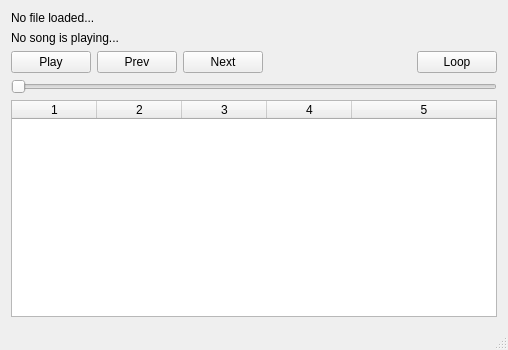
Qt form mainwindow.ui (BearKidsTeam/thplayer) before a commit.
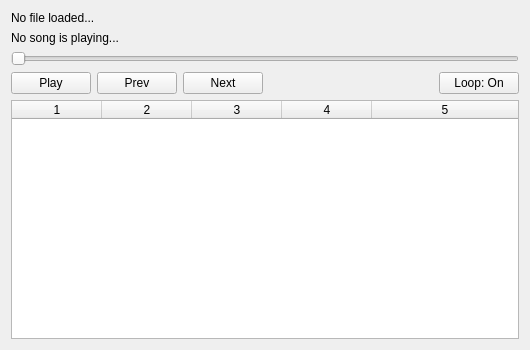
The same form after that commit.

```diff
--- a/mainwindow.ui
+++ b/mainwindow.ui
@@ -6,7 +6,7 @@
    <rect>
     <x>0</x>
     <y>0</y>
-    <width>508</width>
+    <width>530</width>
     <height>350</height>
    </rect>
   </property>
@@ -18,62 +18,14 @@
   </property>
   <widget class="QWidget" name="centralWidget">
    <layout class="QGridLayout" name="gridLayout">
-    <item row="2" column="0">
+    <item row="3" column="0">
      <widget class="QPushButton" name="playButton">
       <property name="text">
        <string>Play</string>
       </property>
      </widget>
     </item>
-    <item row="2" column="3">
-     <spacer name="horizontalSpacer">
-      <property name="orientation">
-       <enum>Qt::Horizontal</enum>
-      </property>
-      <property name="sizeHint" stdset="0">
-       <size>
-        <width>40</width>
-        <height>20</height>
-       </size>
-      </property>
-     </spacer>
-    </item>
-    <item row="2" column="1">
-     <widget class="QPushButton" name="prevButton">
-      <property name="text">
-       <string>Prev</string>
-      </property>
-     </widget>
-    </item>
-    <item row="2" column="2">
-     <widget class="QPushButton" name="nextButton">
-      <property name="text">
-       <string>Next</string>
-      </property>
-     </widget>
-    </item>
-    <item row="2" column="4">
-     <widget class="QPushButton" name="loopButton">
-      <property name="text">
-       <string>Loop</string>
-      </property>
-     </widget>
-    </item>
-    <item row="0" column="0" colspan="5">
-     <widget class="QLabel" name="thnameLabel">
-      <property name="text">
-       <string>No file loaded...</string>
-      </property>
-     </widget>
-    </item>
-    <item row="1" column="0" colspan="5">
-     <widget class="QLabel" name="songnameLabel">
-      <property name="text">
-       <string>No song is playing...</string>
-      </property>
-     </widget>
-    </item>
-    <item row="4" column="0" colspan="5">
+    <item row="5" column="0" colspan="5">
      <widget class="QTableWidget" name="playlistTable">
       <property name="sizeAdjustPolicy">
        <enum>QAbstractScrollArea::AdjustToContents</enum>
@@ -88,7 +40,7 @@
        <bool>false</bool>
       </attribute>
       <attribute name="horizontalHeaderDefaultSectionSize">
-       <number>85</number>
+       <number>90</number>
       </attribute>
       <attribute name="horizontalHeaderMinimumSectionSize">
        <number>21</number>
@@ -106,13 +58,61 @@
       <column/>
      </widget>
     </item>
-    <item row="3" column="0" colspan="5">
+    <item row="2" column="0" colspan="5">
      <widget class="QSlider" name="horizontalSlider">
       <property name="orientation">
        <enum>Qt::Horizontal</enum>
       </property>
      </widget>
     </item>
+    <item row="3" column="2">
+     <widget class="QPushButton" name="nextButton">
+      <property name="text">
+       <string>Next</string>
+      </property>
+     </widget>
+    </item>
+    <item row="0" column="0" colspan="5">
+     <widget class="QLabel" name="thnameLabel">
+      <property name="text">
+       <string>No file loaded...</string>
+      </property>
+     </widget>
+    </item>
+    <item row="3" column="1">
+     <widget class="QPushButton" name="prevButton">
+      <property name="text">
+       <string>Prev</string>
+      </property>
+     </widget>
+    </item>
+    <item row="1" column="0" colspan="5">
+     <widget class="QLabel" name="songnameLabel">
+      <property name="text">
+       <string>No song is playing...</string>
+      </property>
+     </widget>
+    </item>
+    <item row="3" column="3">
+     <spacer name="horizontalSpacer">
+      <property name="orientation">
+       <enum>Qt::Horizontal</enum>
+      </property>
+      <property name="sizeHint" stdset="0">
+       <size>
+        <width>40</width>
+        <height>20</height>
+       </size>
+      </property>
+     </spacer>
+    </item>
+    <item row="3" column="4">
+     <widget class="QPushButton" name="loopButton">
+      <property name="text">
+       <string>Loop: On</string>
+      </property>
+     </widget>
+    </item>
    </layout>
   </widget>
   <widget class="QMenuBar" name="menuBar">
@@ -125,7 +125,6 @@
     </rect>
    </property>
   </widget>
-  <widget class="QStatusBar" name="statusBar"/>
  </widget>
  <layoutdefault spacing="6" margin="11"/>
  <resources/>
```
Left out of the diff: 2 changed lines with no effect on the pictures.
